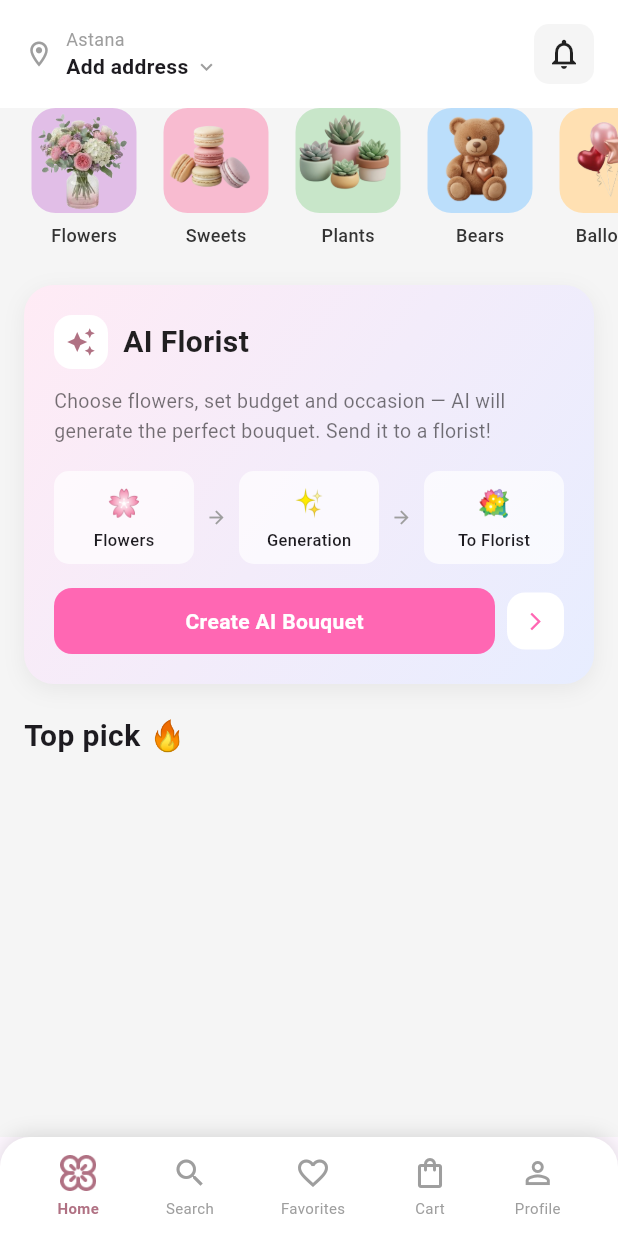
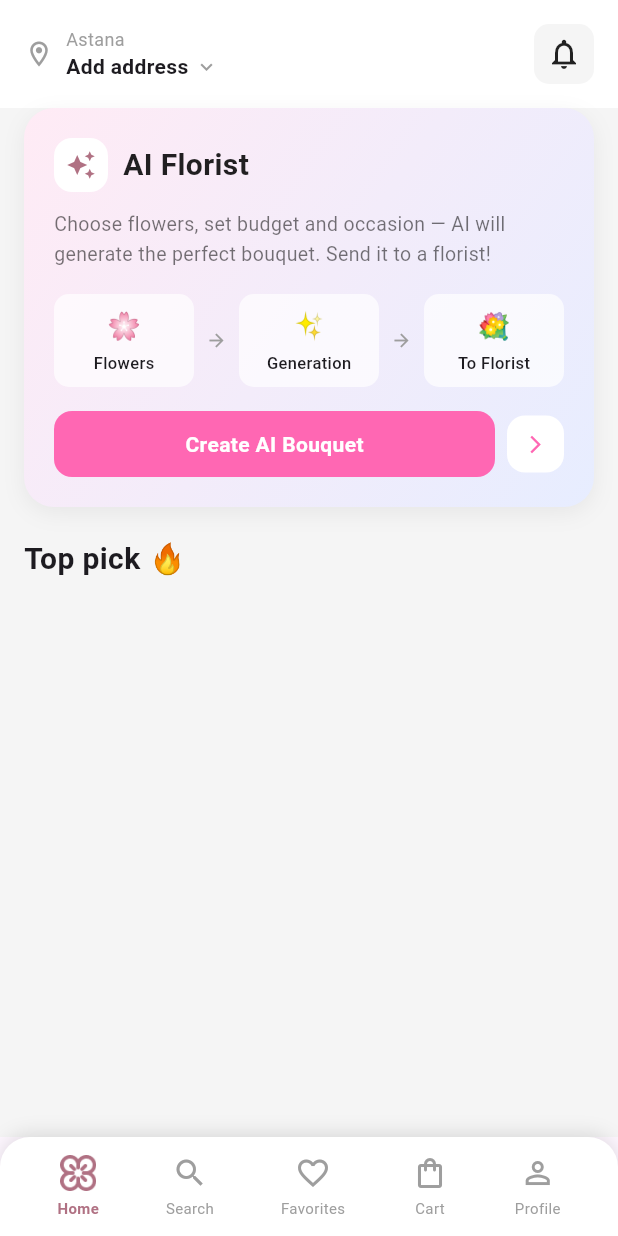
Before and after one commit to AkBePEEK/Flowercy, a Flutter app: the screen it shows once a user with an empty profile is signed in, on a phone screen of 412 x 824 dp. Run offline on Flutter 3.47's test engine with Material 3 defaults, Android fonts, the light colour scheme and no system bars; our stand-ins replace cloud_firestore, dio, firebase_auth, firebase_core, font_awesome_flutter, go_router and 4 more; accounts and stored records are empty; generated files the repository leaves out were written again.

Commit message:
feat: add About Us screen and remove unused categories from home

```diff
--- a/lib/screens/navigationBar/home.dart
+++ b/lib/screens/navigationBar/home.dart
@@ -40,10 +40,6 @@
                     crossAxisAlignment: CrossAxisAlignment.start,
                     mainAxisSize: MainAxisSize.min, // ВАЖНО!
                     children: [
-                      // Категории
-                      _buildCategories(context),
-                      const SizedBox(height: 20),
-
                       // Карточки AI Florist и Bouquet crafting
                       _buildFeatureCards(context),
                       const SizedBox(height: 20),
@@ -79,14 +75,7 @@
         children: [
           _buildCategoryItem(t('flowers'), 'flowers', Colors.purple[100]!,
               'assets/flowers/homeScreen/flowersCategories.png', context),
-          _buildCategoryItem(t('sweets'), 'sweets', Colors.pink[100]!,
-              'assets/flowers/homeScreen/sweetsCategories.png', context),
-          _buildCategoryItem(t('plants'), 'plants', Colors.green[100]!,
-              'assets/flowers/homeScreen/plantsCategories.png', context),
-          _buildCategoryItem(t('bears'), 'bears', Colors.blue[100]!,
-              'assets/flowers/homeScreen/bearCategories.png', context),
-          _buildCategoryItem(t('balloons'), 'balloons', Colors.orange[100]!,
-              'assets/flowers/homeScreen/balloonsCategories.png', context),
+          // Остальные категории временно скрыты
         ],
       ),
     );
--- a/lib/services/language_service.dart
+++ b/lib/services/language_service.dart
@@ -26,9 +26,12 @@
     'deleteAccount': 'Delete Account',
     'settings': 'Settings',
     'notifications': 'Notifications',
-    'about_us': 'About us',
-    'app_name': 'Flowery App',
-    'about_app_description': 'Your favorite flower delivery app. Made with ❤️ in Astana.',
+    'about_us': 'About Us',
+    'app_name': 'Flowery',
+    'about_app_description': 'Flowery is your personal assistant in the world of flowers. We use artificial intelligence to help you create the perfect bouquet for any occasion.',
+    'our_mission_title': 'Our Mission',
+    'our_mission_text': 'To make the process of choosing and buying flowers easy, creative, and accessible to everyone through modern technology.',
+    'contact_info_title': 'Contacts',
     'cartEmpty': 'Your cart is empty',
     'browseFlowers': 'Browse flowers',
     'addSomeFlowers': 'Add some flowers to get started',
@@ -364,8 +367,11 @@
     'settings': 'Настройки',
     'notifications': 'Уведомления',
     'about_us': 'О нас',
-    'app_name': 'Flowery App',
-    'about_app_description': 'Ваше любимое приложение для доставки цветов. Сделано с ❤️ в Астане.',
+    'app_name': 'Flowery',
+    'about_app_description': 'Flowery — ваш личный помощник в мире цветов. Мы используем искусственный интеллект, чтобы помочь вам создать идеальный букет для любого повода.',
+    'our_mission_title': 'Наша миссия',
+    'our_mission_text': 'Сделать процесс выбора и покупки цветов простым, творческим и доступным каждому с помощью современных технологий.',
+    'contact_info_title': 'Контакты',
     'cartEmpty': 'Корзина пуста',
     'browseFlowers': 'Посмотреть цветы',
     'addSomeFlowers': 'Добавьте цветы для начала',
@@ -700,8 +706,11 @@
     'settings': 'Параметрлер',
     'notifications': 'Хабарламалар',
     'about_us': 'Біз туралы',
-    'app_name': 'Flowery App',
-    'about_app_description': 'Сіздің сүйікті гүл жеткізу қолданбаңыз. Астанада ❤️-мен жасалған.',
+    'app_name': 'Flowery',
+    'about_app_description': 'Flowery — гүлдер әлеміндегі сіздің жеке көмекшіңіз. Біз кез келген жағдайға мінсіз букет жасауға көмектесу үшін жасанды интеллектті қолданамыз.',
+    'our_mission_title': 'Біздің миссиямыз',
+    'our_mission_text': 'Заманауи технологиялар арқылы гүлдерді таңдау және сатып алу процесін әркімге оңай, шығармашылық және қолжетімді ету.',
+    'contact_info_title': 'Байланыстар',
     'cartEmpty': 'Себет бос',
     'browseFlowers': 'Гүлдерді қарау',
     'addSomeFlowers': 'Бастау үшін гүл қосыңыз',
```
Also changed, not shown: lib/screens/aboutUsScreen.dart (added, +127 -0 lines), lib/screens/navigationBar/profile.dart (+5 -2 lines).
